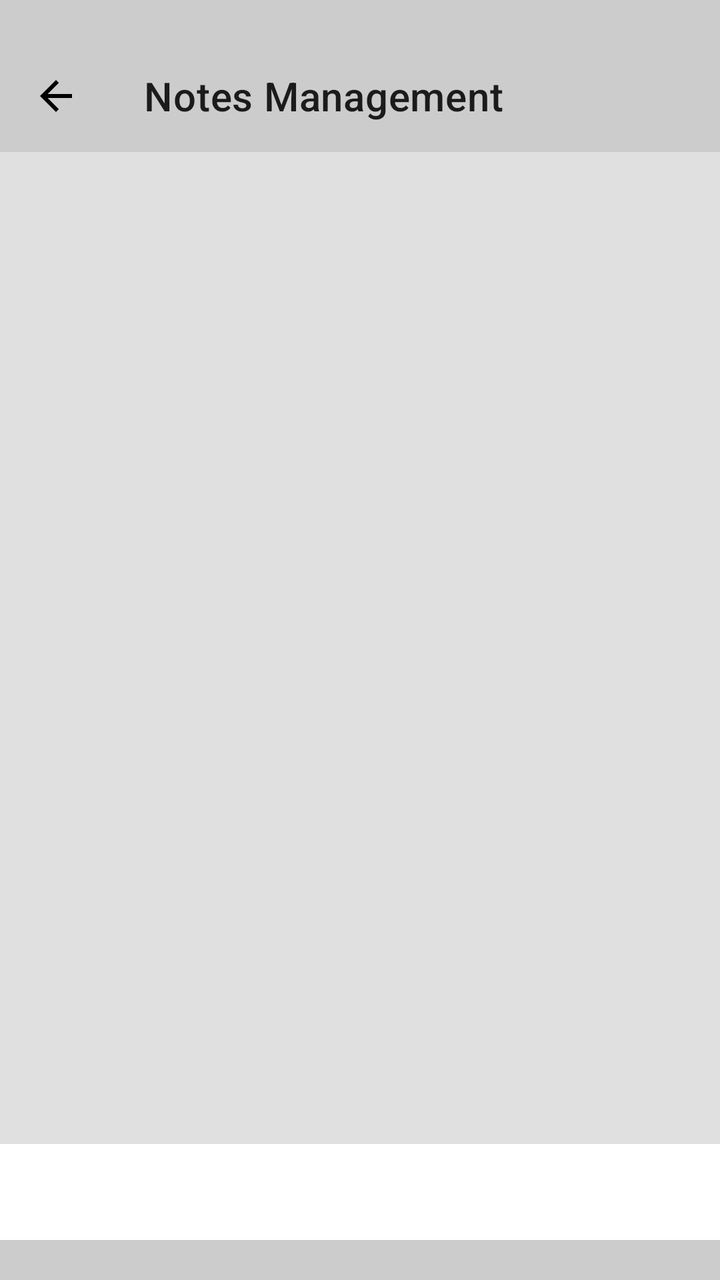
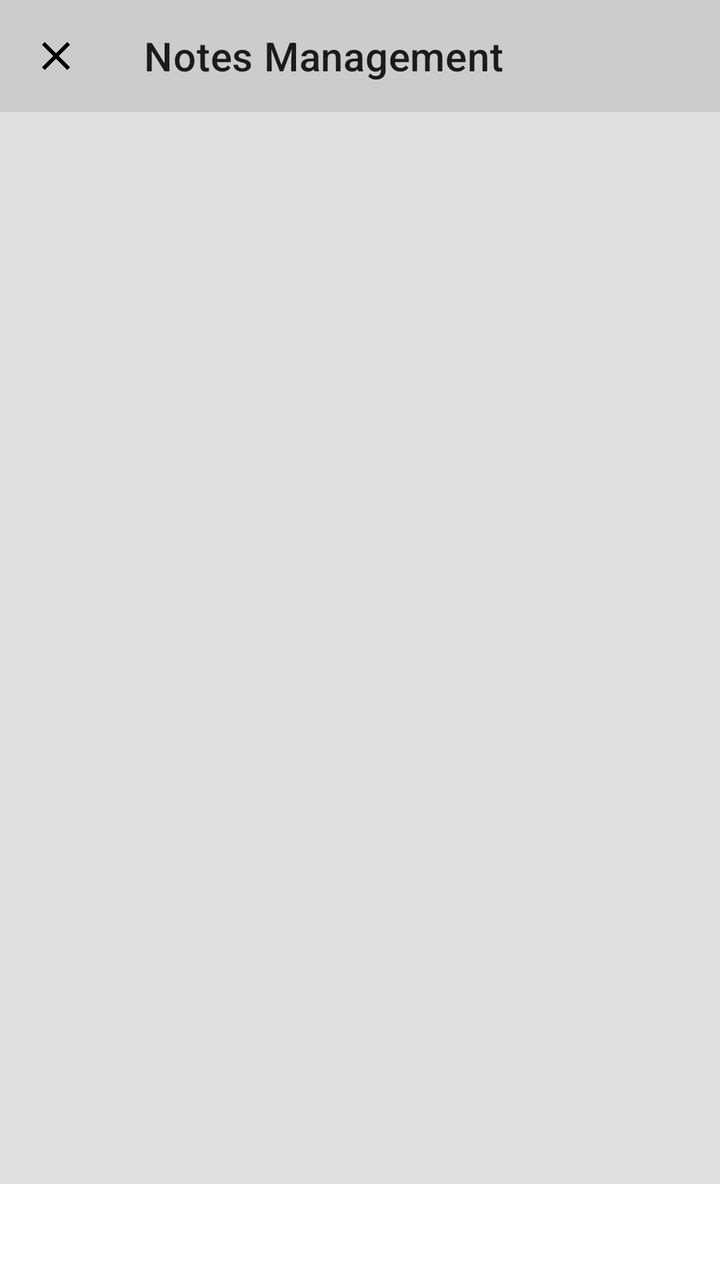

Screens rendered from an Android XML layout before and after an edit, with the pre-edit source and the edit as a unified diff.
<!-- AndroidManifest.xml: application theme Theme.DropTo -->
<!-- res/layout/fragment_mgmt_notes.xml -->
<?xml version="1.0" encoding="utf-8"?>
<androidx.constraintlayout.widget.ConstraintLayout xmlns:android="http://schemas.android.com/apk/res/android"
    xmlns:app="http://schemas.android.com/apk/res-auto"
    android:clickable="true"
    android:focusable="true"
    android:layout_width="match_parent"
    android:layout_height="match_parent">

    <View
        android:id="@+id/mgmt_note_status_bar"
        app:layout_constraintStart_toStartOf="parent"
        app:layout_constraintTop_toTopOf="parent"
        android:background="?android:statusBarColor"
        android:layout_width="match_parent"
        android:layout_height="20dp" />

    <com.google.android.material.appbar.MaterialToolbar
        android:id="@+id/mgmt_note_toolbar"
        app:layout_constraintStart_toStartOf="parent"
        app:layout_constraintTop_toBottomOf="@id/mgmt_note_status_bar"
        android:background="?android:statusBarColor"
        app:title="Notes Management"
        app:navigationIcon="@drawable/icon_common_back"
        android:layout_width="match_parent"
        android:layout_height="wrap_content" />

    <androidx.constraintlayout.widget.ConstraintLayout
        app:layout_constraintStart_toStartOf="parent"
        app:layout_constraintTop_toBottomOf="@id/mgmt_note_toolbar"
        app:layout_constraintBottom_toTopOf="@id/mgmt_note_navigation_bar"
        android:background="@color/color_background"
        android:layout_width="match_parent"
        android:layout_height="0dp">

        <androidx.viewpager2.widget.ViewPager2
            android:id="@+id/mgmt_note_viewpager"
            android:layout_width="match_parent"
            android:layout_height="0dp"
            app:layout_constraintTop_toTopOf="parent"
            app:layout_constraintBottom_toTopOf="@id/mgmt_note_tab"
            app:layout_constraintStart_toStartOf="parent"
            app:layout_constraintEnd_toEndOf="parent" />

        <com.google.android.material.tabs.TabLayout
            android:id="@+id/mgmt_note_tab"
            android:layout_width="match_parent"
            android:layout_height="wrap_content"
            app:tabMode="scrollable"
            app:layout_constraintStart_toStartOf="parent"
            app:layout_constraintBottom_toBottomOf="parent"
            app:layout_constraintEnd_toEndOf="parent"/>

    </androidx.constraintlayout.widget.ConstraintLayout>

    <View
        android:id="@+id/mgmt_note_navigation_bar"
        app:layout_constraintStart_toStartOf="parent"
        app:layout_constraintBottom_toBottomOf="parent"
        android:background="?android:navigationBarColor"
        android:layout_width="match_parent"
        android:layout_height="20dp" />

</androidx.constraintlayout.widget.ConstraintLayout>
<!-- resources referenced by this layout -->
<resources>
  <color name="color_background">#E0E0E0</color>
  <!-- drawable icon_common_back (drawable) -->
  <vector xmlns:android="http://schemas.android.com/apk/res/android" android:autoMirrored="true" android:height="24dp" android:tint="#000000" android:viewportHeight="24" android:viewportWidth="24" android:width="24dp">
        
      <path android:fillColor="@android:color/white" android:pathData="M20,11H7.83l5.59,-5.59L12,4l-8,8 8,8 1.41,-1.41L7.83,13H20v-2z"/>
      
  </vector>
  <style name="Theme.DropTo" parent="Theme.MaterialComponents.Light">
          
          <item name="colorPrimary">@color/color_action_bar</item>
          <item name="colorPrimaryVariant">@color/color_navigation_bar</item>
          <item name="colorOnPrimary">@color/colorMainTitle</item>
          
          <item name="colorSecondary">@color/teal_200</item>
          <item name="colorSecondaryVariant">@color/teal_700</item>
          <item name="colorOnSecondary">@color/colorMainTitle</item>
          
          <item name="android:statusBarColor">?attr/colorPrimary</item>
          <item name="android:navigationBarColor">?attr/colorPrimaryVariant</item>
          
          <item name="backgroundColor">@color/color_background</item>
      </style>
  <color name="color_action_bar">#CCCCCC</color>
  <color name="color_navigation_bar">#CCCCCC</color>
  <color name="colorMainTitle">#000000</color>
  <color name="teal_200">#B2DFDB</color>
  <color name="teal_700">#009688</color>
</resources>

<!-- the commit's change to res/layout/fragment_mgmt_notes.xml (unified diff, before → after) -->
@@ -6,28 +6,20 @@
     android:layout_width="match_parent"
     android:layout_height="match_parent">
 
-    <View
-        android:id="@+id/mgmt_note_status_bar"
+    <com.google.android.material.appbar.MaterialToolbar
+        android:id="@+id/mgmt_note_toolbar"
         app:layout_constraintStart_toStartOf="parent"
         app:layout_constraintTop_toTopOf="parent"
         android:background="?android:statusBarColor"
-        android:layout_width="match_parent"
-        android:layout_height="20dp" />
-
-    <com.google.android.material.appbar.MaterialToolbar
-        android:id="@+id/mgmt_note_toolbar"
-        app:layout_constraintStart_toStartOf="parent"
-        app:layout_constraintTop_toBottomOf="@id/mgmt_note_status_bar"
-        android:background="?android:statusBarColor"
         app:title="Notes Management"
-        app:navigationIcon="@drawable/icon_common_back"
+        app:navigationIcon="@drawable/icon_common_cross"
         android:layout_width="match_parent"
         android:layout_height="wrap_content" />
 
     <androidx.constraintlayout.widget.ConstraintLayout
         app:layout_constraintStart_toStartOf="parent"
         app:layout_constraintTop_toBottomOf="@id/mgmt_note_toolbar"
-        app:layout_constraintBottom_toTopOf="@id/mgmt_note_navigation_bar"
+        app:layout_constraintBottom_toBottomOf="parent"
         android:background="@color/color_background"
         android:layout_width="match_parent"
         android:layout_height="0dp">
@@ -52,12 +44,4 @@
 
     </androidx.constraintlayout.widget.ConstraintLayout>
 
-    <View
-        android:id="@+id/mgmt_note_navigation_bar"
-        app:layout_constraintStart_toStartOf="parent"
-        app:layout_constraintBottom_toBottomOf="parent"
-        android:background="?android:navigationBarColor"
-        android:layout_width="match_parent"
-        android:layout_height="20dp" />
-
 </androidx.constraintlayout.widget.ConstraintLayout>
<!-- resource entries referenced after the edit -->
@@ -1,10 +1,10 @@
 <!-- resources referenced by this layout -->
 <resources>
   <color name="color_background">#E0E0E0</color>
-  <!-- drawable icon_common_back (drawable) -->
-  <vector xmlns:android="http://schemas.android.com/apk/res/android" android:autoMirrored="true" android:height="24dp" android:tint="#000000" android:viewportHeight="24" android:viewportWidth="24" android:width="24dp">
+  <!-- drawable icon_common_cross (drawable) -->
+  <vector xmlns:android="http://schemas.android.com/apk/res/android" android:height="24dp" android:tint="#000000" android:viewportHeight="24" android:viewportWidth="24" android:width="24dp">
         
-      <path android:fillColor="@android:color/white" android:pathData="M20,11H7.83l5.59,-5.59L12,4l-8,8 8,8 1.41,-1.41L7.83,13H20v-2z"/>
+      <path android:fillColor="@android:color/white" android:pathData="M19,6.41L17.59,5 12,10.59 6.41,5 5,6.41 10.59,12 5,17.59 6.41,19 12,13.41 17.59,19 19,17.59 13.41,12z"/>
       
   </vector>
   <style name="Theme.DropTo" parent="Theme.MaterialComponents.Light">
